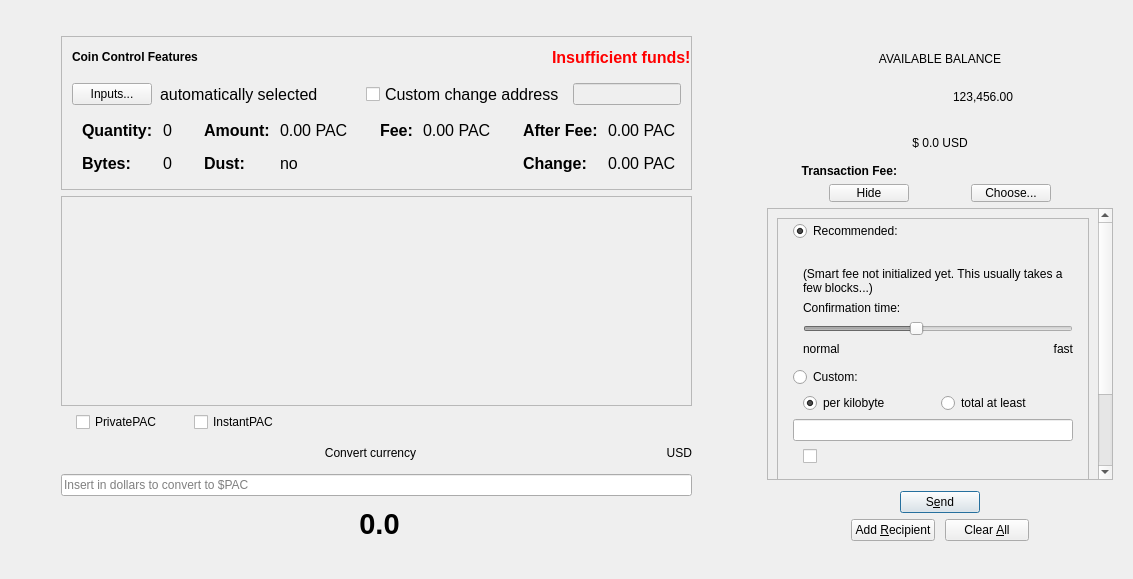
Before: the Qt Designer form src/qt/forms/sendcoinsdialog.ui in PACCommunity/PAC, drawn with Qt 5.
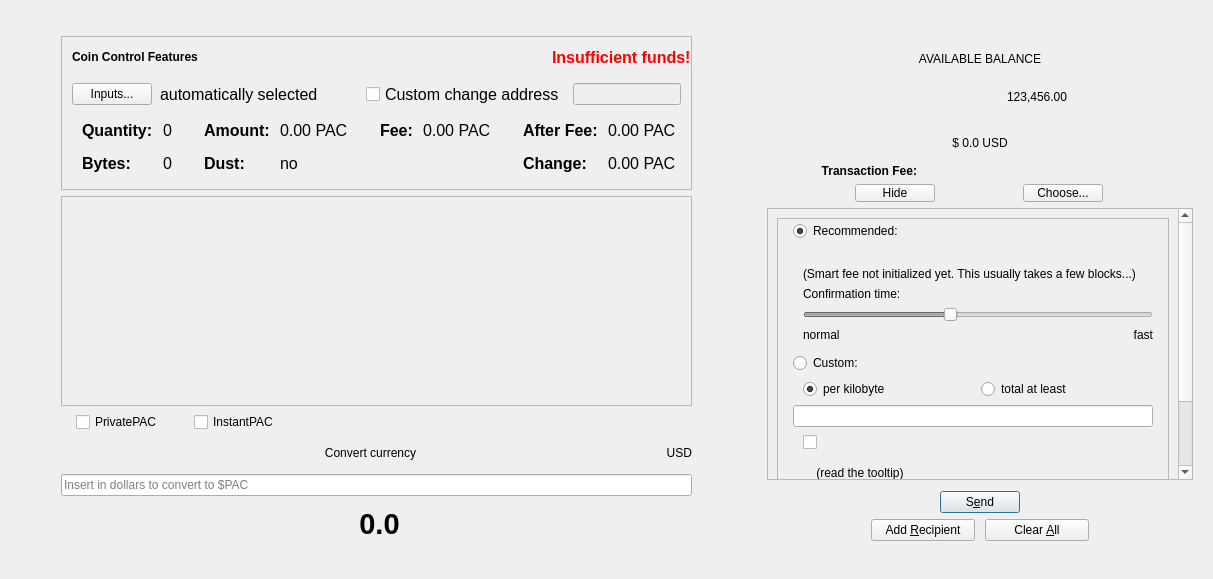
After: the same form once the commit is applied. Custom widgets are drawn as their Qt base class.

Commit message:
CSS and layout fixing
QRCode and other forms layout now fixed sizes in order to fit properly

The edit to the form file:
```diff
--- a/src/qt/forms/sendcoinsdialog.ui
+++ b/src/qt/forms/sendcoinsdialog.ui
@@ -1113,13 +1113,13 @@
        </property>
        <property name="minimumSize">
         <size>
-         <width>380</width>
+         <width>460</width>
          <height>0</height>
         </size>
        </property>
        <property name="maximumSize">
         <size>
-         <width>480</width>
+         <width>510</width>
          <height>16777215</height>
         </size>
        </property>
@@ -1506,7 +1506,7 @@
               <rect>
                <x>0</x>
                <y>0</y>
-               <width>328</width>
+               <width>408</width>
                <height>461</height>
               </rect>
              </property>
```
Left out of the diff: 6 changed lines with no effect on the pictures. The commit also changes 2 other files.
